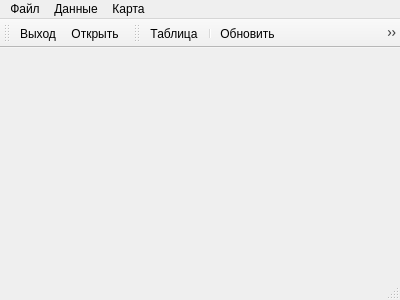
The window that ddmMainWindow.ui (alexeymarunin/ddm) describes before a commit, drawn with Qt 5.
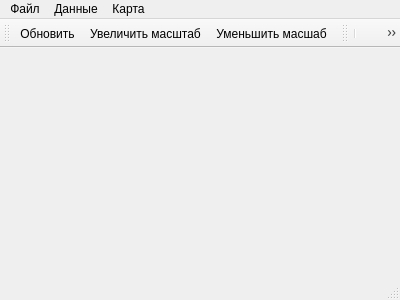
The same window after the commit. Icons and pictures are not drawn.

Commit message: # 26:Небольшие правки интерфейса

```diff
--- a/ddmMainWindow.ui
+++ b/ddmMainWindow.ui
@@ -56,8 +56,9 @@
    <attribute name="toolBarBreak">
     <bool>false</bool>
    </attribute>
-   <addaction name="quitAction"/>
-   <addaction name="openAction"/>
+   <addaction name="reloadAction"/>
+   <addaction name="increaseZoomAction"/>
+   <addaction name="decreaseZoomAction"/>
   </widget>
   <widget class="QToolBar" name="toolBar">
    <property name="windowTitle">
@@ -69,11 +70,10 @@
    <attribute name="toolBarBreak">
     <bool>false</bool>
    </attribute>
-   <addaction name="createTableViewAction"/>
    <addaction name="separator"/>
-   <addaction name="reloadAction"/>
-   <addaction name="increaseZoomAction"/>
-   <addaction name="decreaseZoomAction"/>
+   <addaction name="openAction"/>
+   <addaction name="createTableViewAction"/>
+   <addaction name="quitAction"/>
   </widget>
   <widget class="QStatusBar" name="statusBar"/>
   <action name="openAction">
```
Left out of the diff: 5 changed lines with no effect on the pictures. The commit also changes 3 other files.
